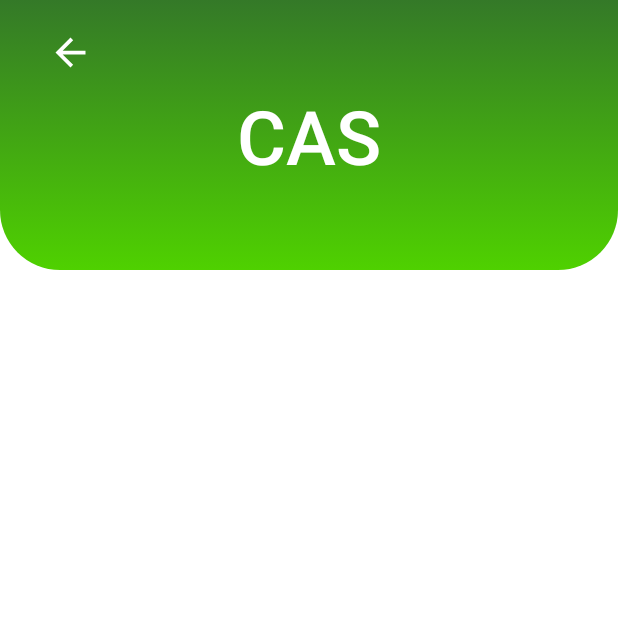
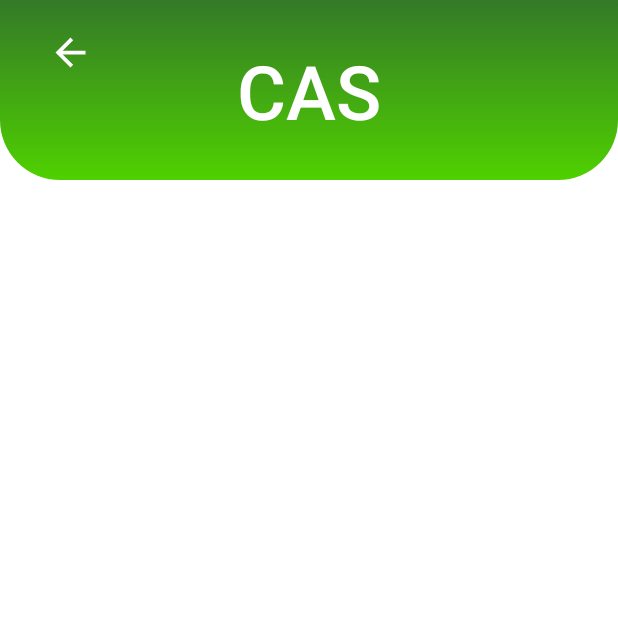
Before and after one commit to Diolazo/practice, an Android app: the CasProducts screen opened directly, with no data from a screen before it, on a phone screen of 412 x 824 dp, the top half of it. Run offline under Robolectric (Android 15) with nearby library versions, the phone set to English and light mode, and no system bars; Roboto replaces fonts that are not available here.

Commit message:
uwu commit

```diff
--- a/app/src/main/res/layout/cahs_products.xml
+++ b/app/src/main/res/layout/cahs_products.xml
@@ -16,7 +16,7 @@
         <androidx.constraintlayout.widget.ConstraintLayout
             android:id="@+id/layout_cahs"
             android:layout_width="match_parent"
-            android:layout_height="180dp"
+            android:layout_height="120dp"
             android:background="@drawable/custom_home_page"
             app:layout_constraintEnd_toEndOf="parent"
             app:layout_constraintStart_toStartOf="parent"
@@ -63,13 +63,12 @@
             android:layout_width="409dp"
             android:layout_height="549dp"
             android:layout_marginStart="1dp"
-            android:layout_marginTop="32dp"
             android:layout_marginEnd="1dp"
             android:layout_marginBottom="1dp"
             app:layout_constraintBottom_toBottomOf="parent"
             app:layout_constraintEnd_toEndOf="parent"
             app:layout_constraintStart_toStartOf="parent"
-            />
+            app:layout_constraintTop_toBottomOf="@+id/layout_cahs" />
 
     </androidx.constraintlayout.widget.ConstraintLayout>
 
--- a/app/src/main/res/layout/cas_products.xml
+++ b/app/src/main/res/layout/cas_products.xml
@@ -16,7 +16,7 @@
         <androidx.constraintlayout.widget.ConstraintLayout
             android:id="@+id/layout_cas"
             android:layout_width="match_parent"
-            android:layout_height="180dp"
+            android:layout_height="120dp"
             android:background="@drawable/custom_home_page"
             app:layout_constraintEnd_toEndOf="parent"
             app:layout_constraintStart_toStartOf="parent"
@@ -63,12 +63,12 @@
             android:layout_width="409dp"
             android:layout_height="549dp"
             android:layout_marginStart="1dp"
-            android:layout_marginTop="32dp"
             android:layout_marginEnd="1dp"
             android:layout_marginBottom="1dp"
             app:layout_constraintBottom_toBottomOf="parent"
             app:layout_constraintEnd_toEndOf="parent"
-            app:layout_constraintStart_toStartOf="parent"/>
+            app:layout_constraintStart_toStartOf="parent"
+            app:layout_constraintTop_toBottomOf="@+id/layout_cas" />
 
     </androidx.constraintlayout.widget.ConstraintLayout>
 
--- a/app/src/main/res/layout/ccjse_products.xml
+++ b/app/src/main/res/layout/ccjse_products.xml
@@ -16,7 +16,7 @@
         <androidx.constraintlayout.widget.ConstraintLayout
             android:id="@+id/layout_ccje"
             android:layout_width="match_parent"
-            android:layout_height="180dp"
+            android:layout_height="120dp"
             android:background="@drawable/custom_home_page"
             app:layout_constraintEnd_toEndOf="parent"
             app:layout_constraintStart_toStartOf="parent"
@@ -63,12 +63,12 @@
             android:layout_width="409dp"
             android:layout_height="549dp"
             android:layout_marginStart="1dp"
-            android:layout_marginTop="32dp"
             android:layout_marginEnd="1dp"
             android:layout_marginBottom="1dp"
             app:layout_constraintBottom_toBottomOf="parent"
             app:layout_constraintEnd_toEndOf="parent"
-            app:layout_constraintStart_toStartOf="parent"/>
+            app:layout_constraintStart_toStartOf="parent"
+            app:layout_constraintTop_toBottomOf="@+id/layout_ccje" />
 
     </androidx.constraintlayout.widget.ConstraintLayout>
 
--- a/app/src/main/res/layout/cea_products.xml
+++ b/app/src/main/res/layout/cea_products.xml
@@ -16,7 +16,7 @@
         <androidx.constraintlayout.widget.ConstraintLayout
             android:id="@+id/layout_cea"
             android:layout_width="match_parent"
-            android:layout_height="180dp"
+            android:layout_height="120dp"
             android:background="@drawable/custom_home_page"
             app:layout_constraintEnd_toEndOf="parent"
             app:layout_constraintStart_toStartOf="parent"
@@ -63,12 +63,12 @@
             android:layout_width="409dp"
             android:layout_height="549dp"
             android:layout_marginStart="1dp"
-            android:layout_marginTop="32dp"
             android:layout_marginEnd="1dp"
             android:layout_marginBottom="1dp"
             app:layout_constraintBottom_toBottomOf="parent"
             app:layout_constraintEnd_toEndOf="parent"
-            app:layout_constraintStart_toStartOf="parent"/>
+            app:layout_constraintStart_toStartOf="parent"
+            app:layout_constraintTop_toBottomOf="@+id/layout_cea" />
 
     </androidx.constraintlayout.widget.ConstraintLayout>
 
--- a/app/src/main/res/layout/cela_products.xml
+++ b/app/src/main/res/layout/cela_products.xml
@@ -16,7 +16,7 @@
         <androidx.constraintlayout.widget.ConstraintLayout
             android:id="@+id/layout_cela"
             android:layout_width="match_parent"
-            android:layout_height="180dp"
+            android:layout_height="120dp"
             android:background="@drawable/custom_home_page"
             app:layout_constraintEnd_toEndOf="parent"
             app:layout_constraintStart_toStartOf="parent"
@@ -63,12 +63,12 @@
             android:layout_width="409dp"
             android:layout_height="549dp"
             android:layout_marginStart="1dp"
-            android:layout_marginTop="32dp"
             android:layout_marginEnd="1dp"
             android:layout_marginBottom="1dp"
             app:layout_constraintBottom_toBottomOf="parent"
             app:layout_constraintEnd_toEndOf="parent"
-            app:layout_constraintStart_toStartOf="parent"/>
+            app:layout_constraintStart_toStartOf="parent"
+            app:layout_constraintTop_toBottomOf="@+id/layout_cela" />
 
     </androidx.constraintlayout.widget.ConstraintLayout>
 
--- a/app/src/main/res/layout/cite_products.xml
+++ b/app/src/main/res/layout/cite_products.xml
@@ -16,7 +16,7 @@
         <androidx.constraintlayout.widget.ConstraintLayout
             android:id="@+id/layout_cite"
             android:layout_width="match_parent"
-            android:layout_height="180dp"
+            android:layout_height="120dp"
             android:background="@drawable/custom_home_page"
             app:layout_constraintEnd_toEndOf="parent"
             app:layout_constraintStart_toStartOf="parent"
@@ -63,12 +63,12 @@
             android:layout_width="409dp"
             android:layout_height="549dp"
             android:layout_marginStart="1dp"
-            android:layout_marginTop="32dp"
             android:layout_marginEnd="1dp"
             android:layout_marginBottom="1dp"
             app:layout_constraintBottom_toBottomOf="parent"
             app:layout_constraintEnd_toEndOf="parent"
-            app:layout_constraintStart_toStartOf="parent" />
+            app:layout_constraintStart_toStartOf="parent"
+            app:layout_constraintTop_toBottomOf="@+id/layout_cite" />
 
     </androidx.constraintlayout.widget.ConstraintLayout>
 
--- a/app/src/main/res/layout/cma_products.xml
+++ b/app/src/main/res/layout/cma_products.xml
@@ -16,7 +16,7 @@
         <androidx.constraintlayout.widget.ConstraintLayout
             android:id="@+id/layout_cma"
             android:layout_width="match_parent"
-            android:layout_height="180dp"
+            android:layout_height="120dp"
             android:background="@drawable/custom_home_page"
             app:layout_constraintEnd_toEndOf="parent"
             app:layout_constraintStart_toStartOf="parent"
@@ -63,12 +63,12 @@
             android:layout_width="409dp"
             android:layout_height="549dp"
             android:layout_marginStart="1dp"
-            android:layout_marginTop="32dp"
             android:layout_marginEnd="1dp"
             android:layout_marginBottom="1dp"
             app:layout_constraintBottom_toBottomOf="parent"
             app:layout_constraintEnd_toEndOf="parent"
-            app:layout_constraintStart_toStartOf="parent"/>
+            app:layout_constraintStart_toStartOf="parent"
+            app:layout_constraintTop_toBottomOf="@+id/layout_cma" />
 
     </androidx.constraintlayout.widget.ConstraintLayout>
 
```
